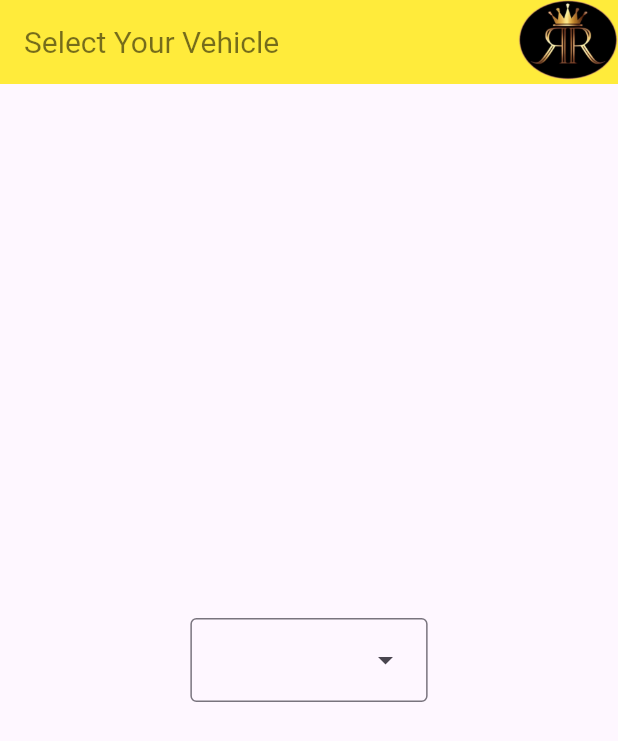
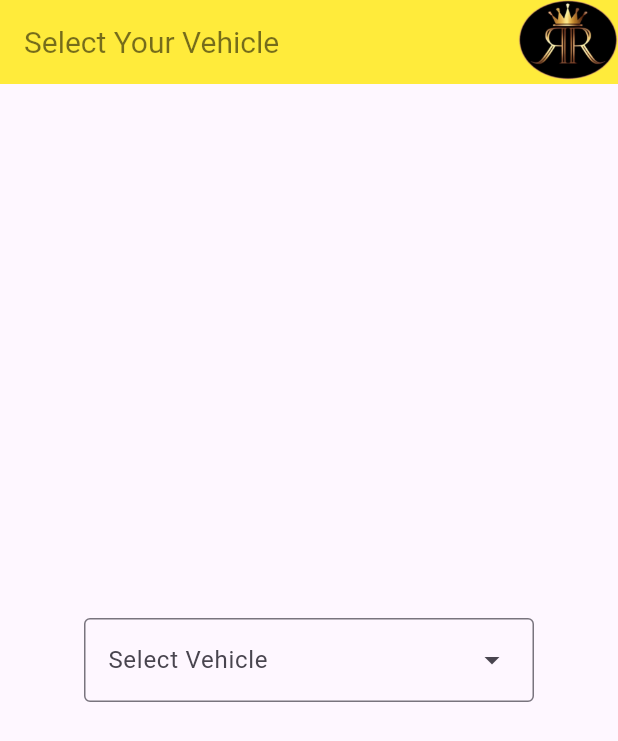
Before and after one commit to 47Goutham/driver_app, a Flutter app: the screen it shows after launch, on a phone screen of 412 x 824 dp. Shown: the top 741 px of the screen. Run offline on Flutter 3.47's test engine with Material 3 defaults, Android fonts, the phone set to English and light mode, and no system bars; our stand-ins replace firebase_auth, firebase_core, flutter_spinkit, pin_code_fields; missing offline and left inert: dart:ffi; accounts and stored records are empty.

Commit message:
vehicle selction screen updates

```diff
--- a/lib/ui/screens/home/vehicle_selection_page.dart
+++ b/lib/ui/screens/home/vehicle_selection_page.dart
@@ -28,14 +28,76 @@ class _VehicleSelectionPageState extends State<VehicleSelectionPage> {
                   enableFilter: true,
                   enableSearch: true,
                   requestFocusOnTap: true,
+                  width: 300,
+                 label: Text('Select Vehicle'),
+                 inputDecorationTheme: InputDecorationTheme(
+                   // fillColor: Colors.yellow[50],
+                   // filled: true,
+                   border: OutlineInputBorder(
+
+                   ) ,
+                   focusedBorder: OutlineInputBorder(
+                     borderSide: BorderSide(
+                       color: Colors.black45, // Set your desired border color
+                     ),
+                   ),
+
+                 ),
                   dropdownMenuEntries: [
-                     DropdownMenuEntry(value: 'Goutham', label: 'Goutham'),
-                    DropdownMenuEntry(value: 'Nana', label: 'nana'),
-                    DropdownMenuEntry(value: 'Julia', label: 'Julia'),
-                    DropdownMenuEntry(value: 'Park', label: 'Park'),
-                    DropdownMenuEntry(value: 'Disha', label: 'Disha'),
+                     DropdownMenuEntry(value: 'Goutham', label: 'Goutham',
+
+                     style: ButtonStyle(
+                       shape: MaterialStateProperty.all<RoundedRectangleBorder>(
+                         RoundedRectangleBorder(
+                           borderRadius: BorderRadius.circular(10),
+                           side: BorderSide(color: Colors.black45),
+                         ),
+                       ),
+                     ),
+
+
+                     ),
+                    DropdownMenuEntry(value: 'Nana', label: 'nana', style: ButtonStyle(
+                      shape: MaterialStateProperty.all<RoundedRectangleBorder>(
+                        RoundedRectangleBorder(
+                          borderRadius: BorderRadius.circular(10),
+                          side: BorderSide(color: Colors.black45),
+                        ),
+                      ),
+                    )),
+                    DropdownMenuEntry(value: 'Julia', label: 'Julia', style: ButtonStyle(
+                      shape: MaterialStateProperty.all<RoundedRectangleBorder>(
+                        RoundedRectangleBorder(
+                          borderRadius: BorderRadius.circular(10),
+                          side: BorderSide(color: Colors.black45),
+                        ),
+                      ),
+                    )),
+                    DropdownMenuEntry(value: 'Park', label: 'Park', style: ButtonStyle(
+                      shape: MaterialStateProperty.all<RoundedRectangleBorder>(
+                        RoundedRectangleBorder(
+                          borderRadius: BorderRadius.circular(10),
+                          side: BorderSide(color: Colors.black45),
+                        ),
+                      ),
+                    )),
+                    DropdownMenuEntry(value: 'Disha', label: 'Disha', style: ButtonStyle(
+                      shape: MaterialStateProperty.all<RoundedRectangleBorder>(
+                        RoundedRectangleBorder(
+                          borderRadius: BorderRadius.circular(10),
+                          side: BorderSide(color: Colors.black45),
+                        ),
+                      ),
+                    )),
                   ],
-                )
+                  menuStyle: MenuStyle(
+
+                    elevation: MaterialStateProperty.all(0),
+                    backgroundColor: MaterialStateProperty.all(Colors.white)
+                    ),
+
+                  ),
+
                 // ElevatedButton(
                 //     onPressed: loading
                 //         ? null
```
